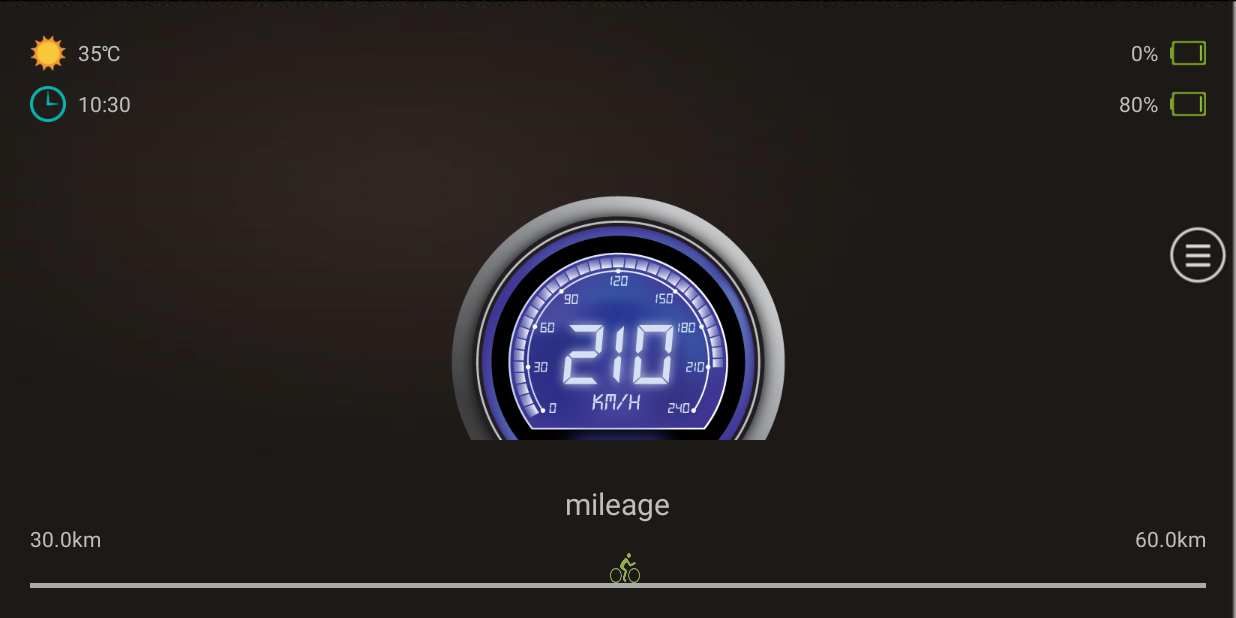
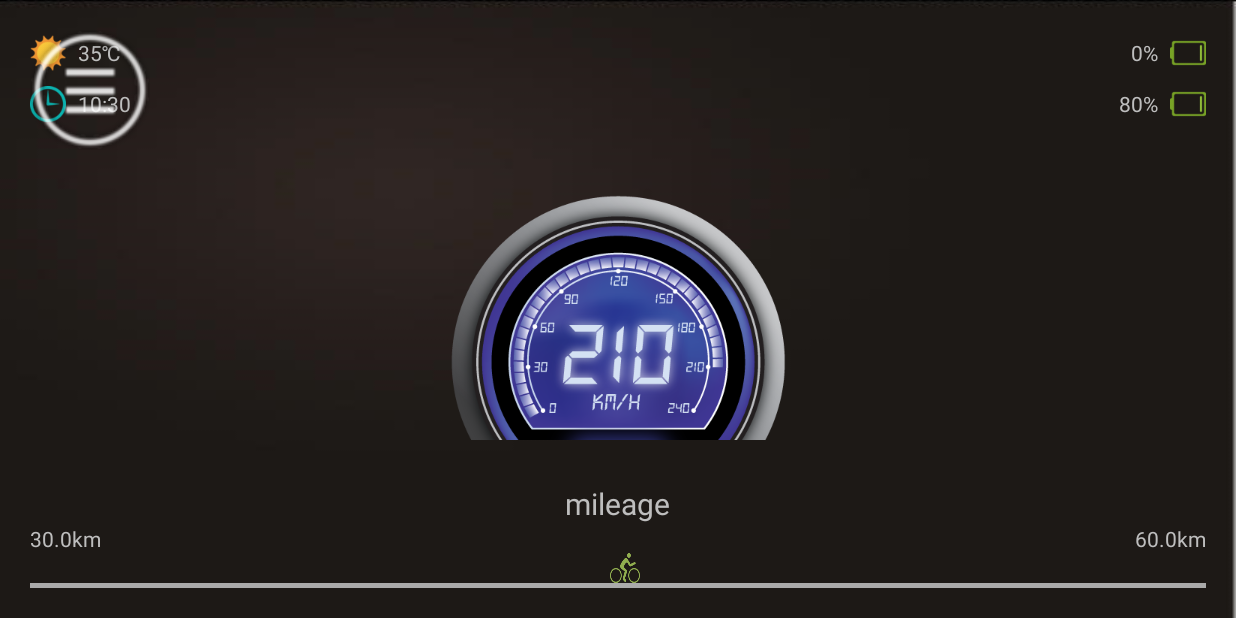
Before and after one commit to jiangguchuan/IEBicycle, an Android app: the HomeActivity screen opened directly, with no data from a screen before it, on a phone screen of 824 x 412 dp (held sideways). Run offline under Robolectric (Android 15) with nearby library versions, the phone set to English and light mode, and no system bars; 2 statements that could not run were skipped.

```diff
--- a/app/build.gradle
+++ b/app/build.gradle
@@ -1,8 +1,8 @@
 apply plugin: 'com.android.application'
 
 android {
-    compileSdkVersion 20
-    buildToolsVersion "20.0.0"
+    compileSdkVersion 21
+    buildToolsVersion "21.1.2"
 
     defaultConfig {
         applicationId "iebicycle.android.com.iebicycle"
--- a/app/src/main/java/iebicycle/android/com/iebicycle/HomeActivity.java
+++ b/app/src/main/java/iebicycle/android/com/iebicycle/HomeActivity.java
@@ -16,18 +16,19 @@ public class HomeActivity extends Activity {
 
     private WebAccessTools mWebTools;
     private ImageView mTravelledMileageView;
+    private BottomMenu mBottomMenu;
     @Override
     protected void onCreate(Bundle savedInstanceState) {
         super.onCreate(savedInstanceState);
         setContentView(R.layout.home_activity);
-        final BottomMenu bottomMenu = new BottomMenu(this).init();
-        bottomMenu.setOnButtonClickListener(new OnButtonClicked() {
+        mBottomMenu = new BottomMenu(this).create();
+        mBottomMenu.setOnButtonClickListener(new OnButtonClicked() {
             @Override
             public void onMenuBtnClicked() {
-                if (bottomMenu.isShowing()) {
-                    bottomMenu.hide();
+                if (mBottomMenu.isShowing()) {
+                    mBottomMenu.hide();
                 } else {
-                    bottomMenu.show();
+                    mBottomMenu.show();
                 }
             }
         });
@@ -48,4 +49,12 @@ public class HomeActivity extends Activity {
 //        }.start();
     }
 
+    @Override
+    public void onBackPressed() {
+        if (mBottomMenu.isShowing()) {
+            mBottomMenu.hide();
+        } else {
+            super.onBackPressed();
+        }
+    }
 }
--- a/app/src/main/java/iebicycle/android/com/iebicycle/layout/BottomMenu.java
+++ b/app/src/main/java/iebicycle/android/com/iebicycle/layout/BottomMenu.java
@@ -2,20 +2,26 @@ package iebicycle.android.com.iebicycle.layout;
 
 import android.app.Activity;
 import android.content.Context;
+import android.util.DisplayMetrics;
+import android.util.Log;
+import android.view.DragEvent;
 import android.view.LayoutInflater;
+import android.view.MotionEvent;
 import android.view.View;
 import android.view.View.OnClickListener;
 import android.view.ViewGroup;
 import android.view.animation.AccelerateInterpolator;
+import android.view.animation.Animation;
 import android.view.animation.TranslateAnimation;
 import android.widget.ImageView;
 import android.widget.LinearLayout;
+import android.widget.RelativeLayout;
 import android.widget.TextView;
 import android.widget.Toast;
 
 import iebicycle.android.com.iebicycle.R;
 
-public class BottomMenu extends LinearLayout implements OnClickListener {
+public class BottomMenu extends LinearLayout implements OnClickListener, View.OnTouchListener {
 
     public interface OnButtonClicked {
         void onMenuBtnClicked();
@@ -28,17 +34,105 @@ public class BottomMenu extends LinearLayout implements OnClickListener {
     private boolean mIsShowing;
     private ImageView mMenuBtn;
     private OnButtonClicked mListener;
+    private int mLastX;
+    private int mLastY;
+    private int mScreenWidth;
+    private int mScreenHeight;
+    boolean isClick = false;
+    private RelativeLayout mMenuLayout;
+    private boolean mReLayout = false;
 
     public BottomMenu(Context context) {
         super(context);
+        DisplayMetrics dm = getResources().getDisplayMetrics();
+        mScreenWidth = dm.widthPixels;
+        mScreenHeight = dm.heightPixels;
         mActivity = (Activity) context;
         LayoutInflater.from(context).inflate(R.layout.main_menu_layout, this);
+        mMenuLayout = (RelativeLayout) findViewById(R.id.menu_layout);
         mContainer = findViewById(R.id.menu_item_container);
-        mMenuBtn = (ImageView) findViewById(R.id.menu_btn);
+        addMenuBtn(context);
+    }
+
+    private void addMenuBtn(Context context) {
+        mMenuBtn = new ImageView(context);
+        mMenuBtn.setImageResource(R.drawable.menu_btn);
+        RelativeLayout.LayoutParams lp = new RelativeLayout.LayoutParams(120, 120);
+        lp.addRule(RelativeLayout.ALIGN_PARENT_LEFT);
+        lp.addRule(RelativeLayout.ALIGN_PARENT_TOP);
+        lp.leftMargin=30;
+        lp.topMargin=30;
+        mMenuBtn.setLayoutParams(lp);
+        mMenuBtn.setId(R.id.menu_btn);
+        mMenuLayout.addView(mMenuBtn);
         mMenuBtn.setOnClickListener(this);
-        findViewById(R.id.item_1).setOnClickListener(this);
-        findViewById(R.id.item_2).setOnClickListener(this);
-        findViewById(R.id.item_3).setOnClickListener(this);
+        mMenuBtn.setOnTouchListener(this);
+        mMenuBtn.addOnLayoutChangeListener(new OnLayoutChangeListener() {
+            @Override
+            public void onLayoutChange(View v, int left, int top, int right, int bottom, int oldLeft, int oldTop, int oldRight, int oldBottom) {
+                if (mReLayout) {
+                    mReLayout = false;
+                    mMenuBtn.layout(oldLeft, oldTop, oldRight, oldBottom);
+                }
+            }
+        });
+    }
+
+    @Override
+    public boolean onTouch(View v, MotionEvent event) {
+        int action = event.getAction();
+        switch (action) {
+            case MotionEvent.ACTION_DOWN:
+                mLastX = (int) event.getRawX();
+                mLastY = (int) event.getRawY();
+                return false;
+            case MotionEvent.ACTION_MOVE:
+                mReLayout = false;
+                int dx = (int) event.getRawX() - mLastX;
+                int dy = (int) event.getRawY() - mLastY;
+
+                int left = v.getLeft() + dx;
+                int top = v.getTop() + dy;
+                int right = v.getRight() + dx;
+                int bottom = v.getBottom() + dy;
+                if (left < 0) {
+                    left = 0;
+                    right = left + v.getWidth();
+                }
+                if (right > mScreenWidth) {
+                    right = mScreenWidth;
+                    left = right - v.getWidth();
+                }
+                if (top < 0) {
+                    top = 0;
+                    bottom = top + v.getHeight();
+                }
+                if (isShowing()) {
+                    if (bottom > mScreenHeight - 400) {
+                        bottom = mScreenHeight - 400;
+                        top = bottom - v.getHeight();
+                    }
+                } else {
+                    if (bottom > mScreenHeight) {
+                        bottom = mScreenHeight;
+                        top = bottom - v.getHeight();
+                    }
+                }
+                v.layout(left, top, right, bottom);
+                mLastX = (int) event.getRawX();
+                mLastY = (int) event.getRawY();
+                isClick = true;
+                return true;
+            case MotionEvent.ACTION_UP:
+                if (isClick) {
+                    isClick = false;
+                    return true;
+                } else {
+                    isClick = false;
+                    return false;
+                }
+        }
+        return isClick;
     }
 
     @Override
@@ -46,39 +140,71 @@ public class BottomMenu extends LinearLayout implements OnClickListener {
         switch (view.getId()) {
             case R.id.menu_btn:
                 if (mListener != null) {
+                    isClick = false;
                     mListener.onMenuBtnClicked();
                 }
-                break;
-            case R.id.item_1:
-                Toast.makeText(mActivity, "仪表盘", Toast.LENGTH_LONG).show();
-                break;
-            case R.id.item_2:
-                Toast.makeText(mActivity, "导航", Toast.LENGTH_LONG).show();
-                break;
-            case R.id.item_3:
-                Toast.makeText(mActivity, "故障处理", Toast.LENGTH_LONG).show();
                 break;
         }
     }
 
-    public BottomMenu init() {
+    public BottomMenu create() {
         mActivity.addContentView(this, new LayoutParams(ViewGroup.LayoutParams
                 .MATCH_PARENT, ViewGroup.LayoutParams.MATCH_PARENT));
         return this;
     }
 
     public void show() {
+        mReLayout = true;
         TranslateAnimation showAnimation = new TranslateAnimation(0, 0, 400, 0);
-        showAnimation.setDuration(400);
+        showAnimation.setDuration(200);
         showAnimation.setInterpolator(new AccelerateInterpolator());
         mContainer.setAnimation(showAnimation);
         mContainer.setVisibility(View.VISIBLE);
         mIsShowing = true;
+        if (mMenuBtn.getBottom() > mScreenHeight - 400) {
+            showAnimation.setAnimationListener(new Animation.AnimationListener() {
+                @Override
+                public void onAnimationStart(Animation animation) {
+                }
+
+                @Override
+                public void onAnimationEnd(Animation animation) {
+                    if (mMenuBtn.getBottom() > mScreenHeight - 400) {
+                        TranslateAnimation ta = new TranslateAnimation(
+                                0, 0, 0, (mScreenHeight - mMenuBtn.getBottom()) - 400);
+                        ta.setDuration(100);
+                        ta.setInterpolator(new AccelerateInterpolator());
+                        mMenuBtn.setAnimation(ta);
+                        ta.setAnimationListener(new Animation.AnimationListener() {
+                            @Override
+                            public void onAnimationStart(Animation animation) {
+                            }
+
+                            @Override
+                            public void onAnimationEnd(Animation animation) {
+                                mMenuBtn.layout(mMenuBtn.getLeft(), mScreenHeight - 400 - mMenuBtn.getHeight(),
+                                        mMenuBtn.getRight(), mScreenHeight - 400);
+                                mReLayout = false;
+                            }
+
+                            @Override
+                            public void onAnimationRepeat(Animation animation) {
+                            }
+                        });
+                    }
+                }
+
+                @Override
+                public void onAnimationRepeat(Animation animation) {
+                }
+            });
+        }
     }
 
     public void hide() {
+        mReLayout = true;
         TranslateAnimation hideAnimation = new TranslateAnimation(0, 0, 0, 400);
-        hideAnimation.setDuration(400);
+        hideAnimation.setDuration(200);
         hideAnimation.setInterpolator(new AccelerateInterpolator());
         mContainer.setAnimation(hideAnimation);
         mContainer.setVisibility(View.GONE);
--- a/app/src/main/res/layout/main_menu_layout.xml
+++ b/app/src/main/res/layout/main_menu_layout.xml
@@ -1,62 +1,9 @@
 <?xml version="1.0" encoding="utf-8"?>
 <RelativeLayout xmlns:android="http://schemas.android.com/apk/res/android"
+    android:id="@+id/menu_layout"
     android:layout_width="match_parent"
     android:layout_height="match_parent"
     android:background="@android:color/transparent">
-
-    <ImageView android:id="@+id/menu_btn"
-        android:layout_width="40dp"
-        android:layout_height="40dp"
-        android:src="@drawable/menu_btn"
-        android:layout_alignParentRight="true"
-        android:layout_marginTop="150dp"
-        android:layout_marginRight="5dp" />
-
-    <LinearLayout
-        android:id="@+id/menu_container"
-        android:layout_width="match_parent"
-        android:layout_height="400px"
-        android:orientation="horizontal"
-        android:visibility="gone"
-        android:background="#cc000000"
-        android:layout_alignParentBottom="true">
-
-        <ImageView
-            android:id="@+id/item_1"
-            android:layout_width="0dp"
-            android:layout_weight="1"
-            android:layout_marginLeft="40dp"
-            android:layout_marginRight="40dp"
-            android:layout_height="wrap_content"
-            android:src="@drawable/ic_motor_meter"
-            android:background="@drawable/menu_item_selected"
-            android:scaleType="center"
-            android:layout_gravity="center_vertical" />
-
-        <ImageView
-            android:id="@+id/item_2"
-            android:layout_width="0dp"
-            android:layout_height="wrap_content"
-            android:layout_weight="1"
-            android:layout_marginLeft="40dp"
-            android:layout_marginRight="40dp"
-            android:src="@drawable/ic_navigation"
-            android:background="@drawable/menu_item_selected"
-            android:scaleType="center"
-            android:layout_gravity="center_vertical" />
-
-        <ImageView
-            android:id="@+id/item_3"
-            android:layout_width="0dp"
-            android:layout_height="wrap_content"
-            android:layout_weight="1"
-            android:layout_marginLeft="40dp"
-            android:layout_marginRight="40dp"
-            android:src="@drawable/ic_settings"
-            android:background="@drawable/menu_item_selected"
-            android:scaleType="center"
-            android:layout_gravity="center_vertical" />
-    </LinearLayout>
 
     <iebicycle.android.com.iebicycle.layout.PagingGridView
         android:id="@+id/menu_item_container"
--- /dev/null
+++ b/app/src/main/res/values/ids.xml
@@ -0,0 +1,4 @@
+<?xml version="1.0" encoding="utf-8"?>
+<resources>
+    <item name="menu_btn" type="id" />
+</resources>
```
Also changed, not shown: app/src/main/java/iebicycle/android/com/iebicycle/MotormeterFragment.java (+8 -8 lines).
